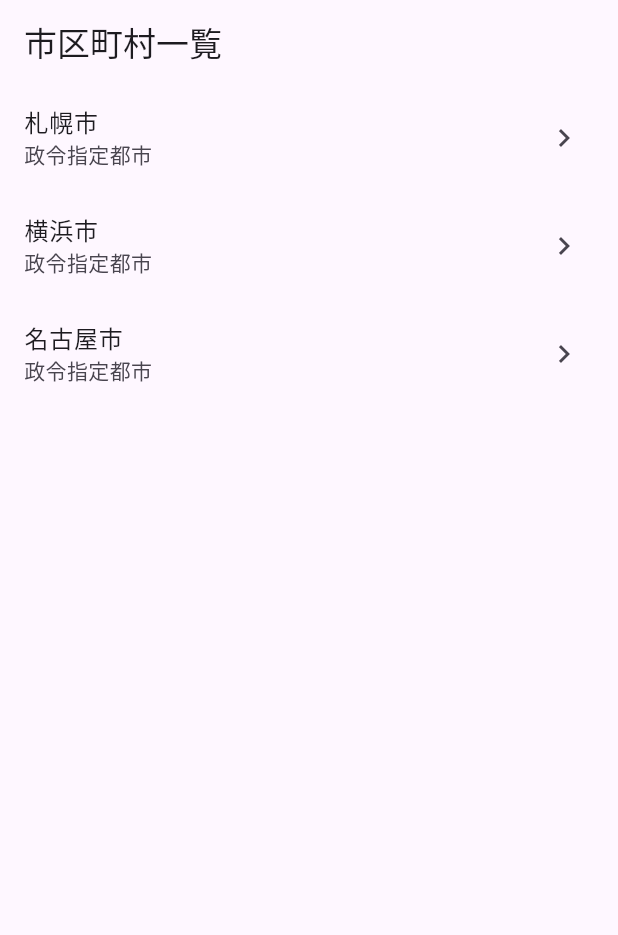
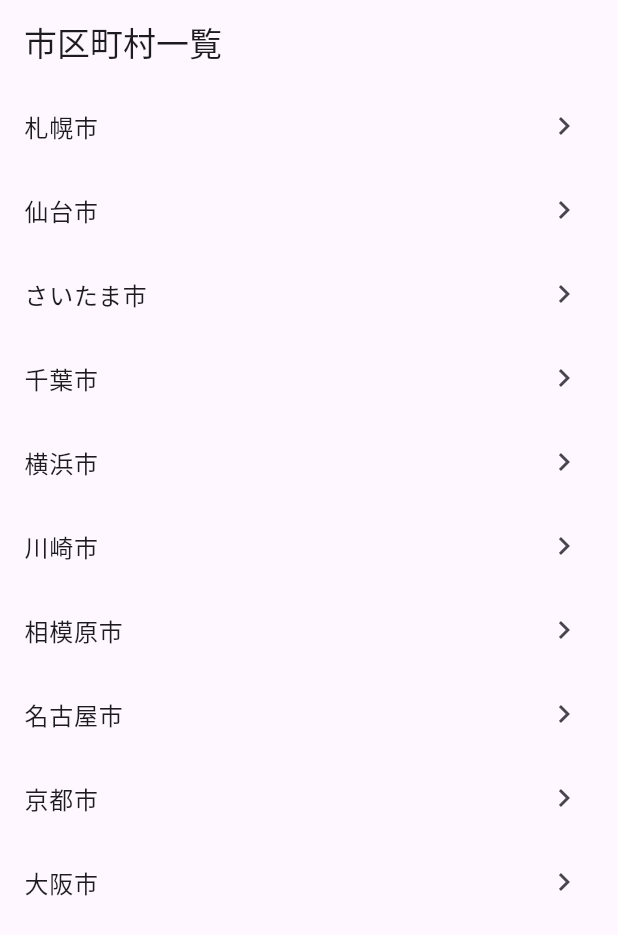
Before and after one commit to azusa-hara-gw/resas_app, a Flutter app: the screen it shows after launch, on a phone screen of 412 x 824 dp. Shown: the top 935 px of the screen. Run offline on Flutter 3.47's test engine with Material 3 defaults, Android fonts, the phone set to English and light mode, and no system bars.

Commit message:
市区町村の追加（スクロールの確認）

```diff
--- a/lib/city_list_page.dart
+++ b/lib/city_list_page.dart
@@ -1,3 +1,4 @@
+// Suggested code may be subject to a license. Learn more: ~LicenseLog:269161092.
 import 'package:flutter/material.dart';
 
 class CityListPage extends StatelessWidget {
@@ -7,7 +8,18 @@ class CityListPage extends StatelessWidget {
 
   @override
   Widget build(BuildContext context) {
-    const cities = ['札幌市', '横浜市', '名古屋市'];
+    const cities = [
+      '札幌市',
+      '仙台市',
+      'さいたま市',
+      '千葉市',
+      '横浜市',
+      '川崎市',
+      '相模原市',
+      '名古屋市',
+      '京都市',
+      '大阪市',
+    ];
 
     return Scaffold(
       appBar: AppBar(
@@ -18,7 +30,6 @@ class CityListPage extends StatelessWidget {
           for(final city in cities)
             ListTile(
               title: Text(city),
-              subtitle: const Text('政令指定都市'),
               trailing: const Icon(Icons.navigate_next),
               onTap: () {
                 //TODO:詳細画面に遷移する
```
